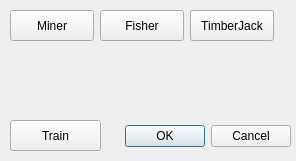
This is Game/traindialog.ui in JoPuuma/ohj3_course_project_game as Qt 5 draws it before an edit. The edited form follows.
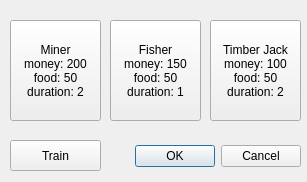
This is the edited form.

Commit message: HQ lisääminen ja train dialog pohja

Patch:
```diff
--- a/Game/traindialog.ui
+++ b/Game/traindialog.ui
@@ -6,8 +6,8 @@
    <rect>
     <x>0</x>
     <y>0</y>
-    <width>296</width>
-    <height>161</height>
+    <width>307</width>
+    <height>182</height>
    </rect>
   </property>
   <property name="windowTitle">
@@ -16,8 +16,8 @@
   <widget class="QDialogButtonBox" name="buttonBox">
    <property name="geometry">
     <rect>
-     <x>-50</x>
-     <y>120</y>
+     <x>-40</x>
+     <y>140</y>
      <width>341</width>
      <height>32</height>
     </rect>
@@ -29,50 +29,11 @@
     <set>QDialogButtonBox::Cancel|QDialogButtonBox::Ok</set>
    </property>
   </widget>
-  <widget class="QPushButton" name="buttonMiner">
-   <property name="geometry">
-    <rect>
-     <x>10</x>
-     <y>10</y>
-     <width>84</width>
-     <height>31</height>
-    </rect>
-   </property>
-   <property name="text">
-    <string>Miner</string>
-   </property>
-  </widget>
-  <widget class="QPushButton" name="buttonFisher">
-   <property name="geometry">
-    <rect>
-     <x>100</x>
-     <y>10</y>
-     <width>84</width>
-     <height>31</height>
-    </rect>
-   </property>
-   <property name="text">
-    <string>Fisher</string>
-   </property>
-  </widget>
-  <widget class="QPushButton" name="buttonTimberjack">
-   <property name="geometry">
-    <rect>
-     <x>190</x>
-     <y>10</y>
-     <width>84</width>
-     <height>31</height>
-    </rect>
-   </property>
-   <property name="text">
-    <string>TimberJack</string>
-   </property>
-  </widget>
   <widget class="QPushButton" name="buttonTrain">
    <property name="geometry">
     <rect>
      <x>10</x>
-     <y>120</y>
+     <y>140</y>
      <width>91</width>
      <height>31</height>
     </rect>
@@ -81,6 +42,54 @@
     <string>Train</string>
    </property>
   </widget>
+  <widget class="QPushButton" name="buttonMiner">
+   <property name="geometry">
+    <rect>
+     <x>10</x>
+     <y>20</y>
+     <width>91</width>
+     <height>101</height>
+    </rect>
+   </property>
+   <property name="text">
+    <string>Miner
+money: 200
+food: 50
+duration: 2</string>
+   </property>
+  </widget>
+  <widget class="QPushButton" name="buttonFisher">
+   <property name="geometry">
+    <rect>
+     <x>110</x>
+     <y>20</y>
+     <width>91</width>
+     <height>101</height>
+    </rect>
+   </property>
+   <property name="text">
+    <string>Fisher
+money: 150
+food: 50
+duration: 1</string>
+   </property>
+  </widget>
+  <widget class="QPushButton" name="buttonTimberJack">
+   <property name="geometry">
+    <rect>
+     <x>210</x>
+     <y>20</y>
+     <width>91</width>
+     <height>101</height>
+    </rect>
+   </property>
+   <property name="text">
+    <string>Timber Jack
+money: 100
+food: 50
+duration: 2</string>
+   </property>
+  </widget>
  </widget>
  <resources/>
  <connections>
```
The commit also changes 7 other files.
